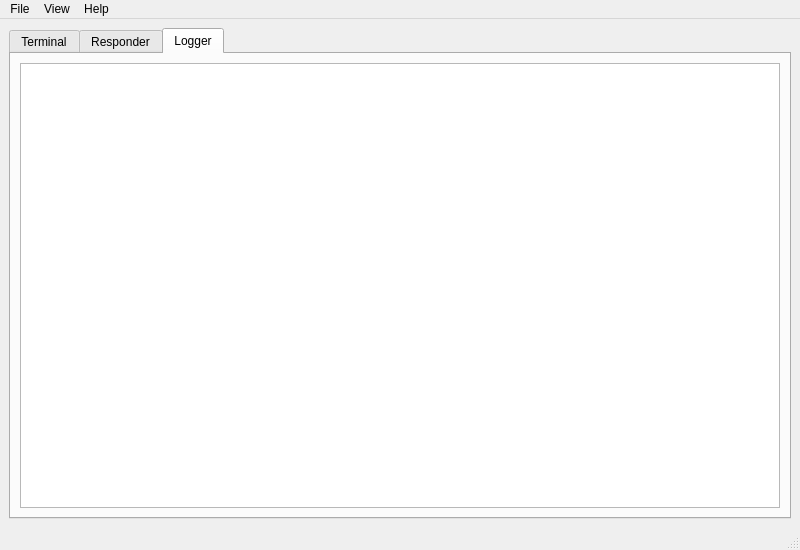
M3ch4tr0n1kM4rc/serial-responder-qt-based, file src/mainwindow.ui: the form before one commit.
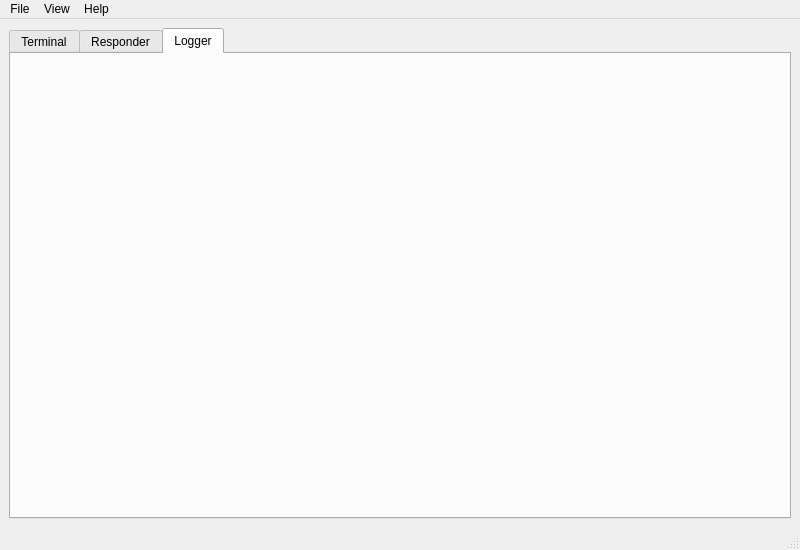
The form after the commit. The open tabs and pages were chosen to show the change.

Commit message: Logger and FlowControl Signalview added.

Diff of the .ui file:
```diff
--- a/src/mainwindow.ui
+++ b/src/mainwindow.ui
@@ -50,11 +50,7 @@
        </attribute>
        <layout class="QVBoxLayout" name="verticalLayout_7">
         <item>
-         <widget class="QTextEdit" name="textEditLogger">
-          <property name="readOnly">
-           <bool>true</bool>
-          </property>
-         </widget>
+         <layout class="QVBoxLayout" name="loggerLayout"/>
         </item>
        </layout>
       </widget>
```
Left out of the diff: 1 changed line with no effect on the pictures. The commit also changes 12 other files.
